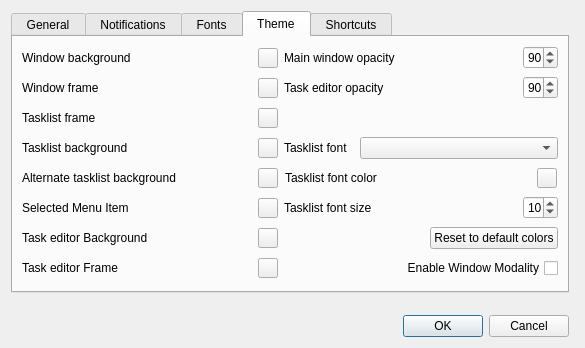
Old version of the form ui/settings.ui in the repository middleofdreams/workload.
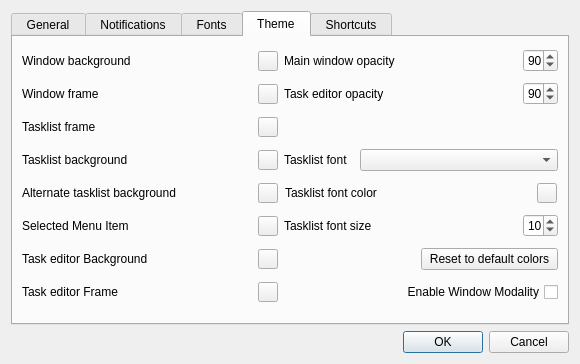
New version of the form. The open tabs and pages were chosen to show the change.

What changed in the file:
```diff
--- a/ui/settings.ui
+++ b/ui/settings.ui
@@ -6,8 +6,8 @@
    <rect>
     <x>0</x>
     <y>0</y>
-    <width>585</width>
-    <height>348</height>
+    <width>577</width>
+    <height>364</height>
    </rect>
   </property>
   <property name="windowTitle">
@@ -17,7 +17,7 @@
    <bool>false</bool>
   </property>
   <layout class="QGridLayout" name="gridLayout_3">
-   <item row="2" column="0">
+   <item row="1" column="0">
     <widget class="QDialogButtonBox" name="buttonBox">
      <property name="orientation">
       <enum>Qt::Horizontal</enum>
@@ -968,20 +968,26 @@
          </item>
          <item>
           <widget class="QPushButton" name="resetToDefaults">
+           <property name="sizePolicy">
+            <sizepolicy hsizetype="Expanding" vsizetype="Fixed">
+             <horstretch>0</horstretch>
+             <verstretch>0</verstretch>
+            </sizepolicy>
+           </property>
            <property name="minimumSize">
             <size>
-             <width>23</width>
+             <width>0</width>
              <height>0</height>
             </size>
            </property>
            <property name="maximumSize">
             <size>
-             <width>150</width>
+             <width>16777215</width>
              <height>16777215</height>
             </size>
            </property>
            <property name="text">
-            <string>Reset to default colors</string>
+            <string> Reset to default colors </string>
            </property>
           </widget>
          </item>
@@ -1031,32 +1037,6 @@
      </widget>
     </widget>
    </item>
-   <item row="1" column="0">
-    <spacer name="verticalSpacer_2">
-     <property name="orientation">
-      <enum>Qt::Vertical</enum>
-     </property>
-     <property name="sizeHint" stdset="0">
-      <size>
-       <width>20</width>
-       <height>40</height>
-      </size>
-     </property>
-    </spacer>
-   </item>
-   <item row="0" column="1">
-    <spacer name="horizontalSpacer_2">
-     <property name="orientation">
-      <enum>Qt::Horizontal</enum>
-     </property>
-     <property name="sizeHint" stdset="0">
-      <size>
-       <width>0</width>
-       <height>20</height>
-      </size>
-     </property>
-    </spacer>
-   </item>
   </layout>
  </widget>
  <resources/>
```
Left out of the diff: 22 changed lines with no effect on the pictures.
